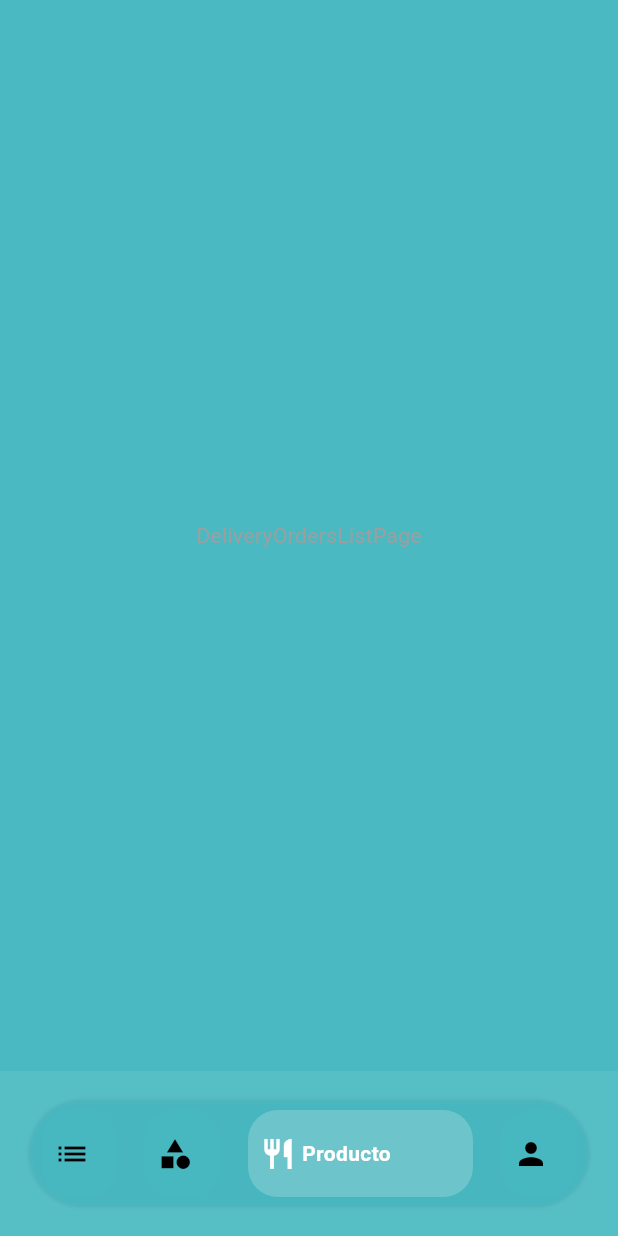
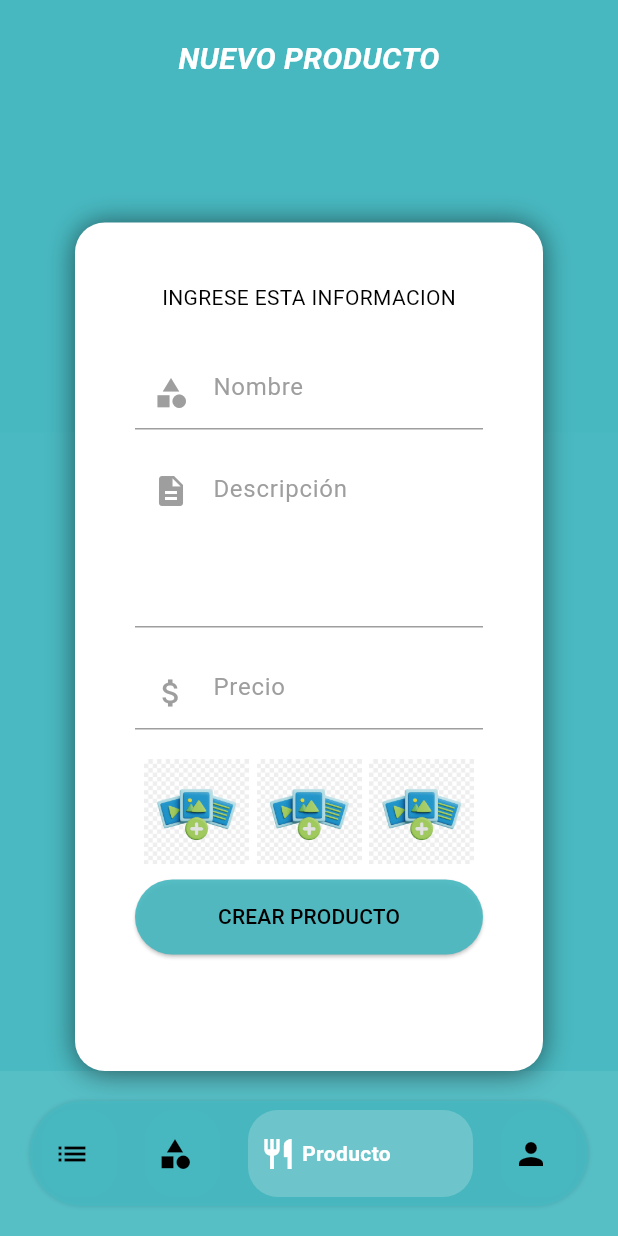
Before and after one commit to yonilhp/MiAplicacionAppApuMarket, a Flutter app: the RestaurantHomePage screen opened by its route, item 3 of the bottom bar chosen, on a phone screen of 412 x 824 dp. Run offline on Flutter 3.47's test engine with Material 3 defaults, Android fonts, the phone set to English and light mode, and no system bars; our stand-ins replace get, get_storage, image_picker, sn_progress_dialog; accounts and stored records are empty.

Commit message:
Sin errores en el cliente, hasta la sección 14_56

```diff
--- a/lib/src/pages/restaurant/home/restaurant_home_page.dart
+++ b/lib/src/pages/restaurant/home/restaurant_home_page.dart
@@ -4,6 +4,7 @@ import 'package:apu_market/src/pages/delivery/orders/list/delivery_orders_list_p
 import 'package:apu_market/src/pages/restaurant/categories/create/restaurant_categories_create_page.dart';
 import 'package:apu_market/src/pages/restaurant/home/restaurant_home_controller.dart';
 import 'package:apu_market/src/pages/restaurant/orders/list/restaurant_orders_list_page.dart';
+import 'package:apu_market/src/pages/restaurant/products/create/restaurant_products_create_page.dart';
 import 'package:apu_market/src/utils/custom_animated_bottom_bar.dart';
 import 'package:flutter/material.dart';
 import 'package:get/get.dart';
@@ -20,7 +21,7 @@ class RestaurantHomePage extends StatelessWidget {
               children: [
                 RestaurantOrdersListPage(),
                 RestaurantCategoriesCreatePage(),
-                DeliveryOrdersListPage(),
+                RestaurantProductsCreatePage(),
                 ClientProfileInfoPage()
               ],
             )));
--- /dev/null
+++ b/lib/src/pages/restaurant/products/create/restaurant_products_create_page.dart
@@ -0,0 +1,195 @@
+import 'dart:io';
+
+import 'package:apu_market/src/pages/restaurant/products/create/restaurant_products_create_controller.dart';
+import 'package:flutter/material.dart';
+import 'package:get/get.dart';
+
+class RestaurantProductsCreatePage extends StatelessWidget {
+  final RestaurantProductsCreateController con =
+      Get.put(RestaurantProductsCreateController());
+
+  @override
+  Widget build(BuildContext context) {
+    return Scaffold(
+        body: Stack(
+      children: [
+        _backgroundCover(context),
+        _boxForm(context),
+        _textNewProduct(context),
+      ],
+    ));
+  }
+
+  Widget _backgroundCover(BuildContext context) {
+    return Container(
+      width: double.infinity,
+      height: MediaQuery.of(context).size.height * 0.35,
+      color: Color.fromARGB(235, 72, 184, 192),
+    );
+  }
+
+  Widget _boxForm(BuildContext context) {
+    return Container(
+      height: MediaQuery.of(context).size.height * 0.70,
+      margin: EdgeInsets.only(
+          top: MediaQuery.of(context).size.height * 0.18, left: 50, right: 50),
+      decoration: BoxDecoration(
+        // border: Border.all(
+        //   color: Colors.grey, // Color del borde
+        //   width: 2.0, // Ancho del borde
+        // ),
+        borderRadius: BorderRadius.circular(20),
+        color: Colors.white,
+        boxShadow: <BoxShadow>[
+          BoxShadow(
+              //color de borde
+
+              color: Colors.black54,
+              blurRadius: 15.0,
+              offset: Offset(0.0, 0.75))
+        ],
+      ),
+      child: SingleChildScrollView(
+        child: Column(
+          children: [
+            _textYourInfo(),
+            _textFieldName(),
+            _textFieldDescription(),
+            _textFieldPrice(),
+            Container(
+              margin: EdgeInsets.only(top: 20),
+              child: Row(
+                mainAxisAlignment: MainAxisAlignment.center,
+                children: [
+                  GetBuilder<RestaurantProductsCreateController>(
+                    builder: (value) => _cardImage(con.imageFile1, 1, context),
+                  ),
+                  //sizebox
+                  SizedBox(width: 5),
+                  GetBuilder<RestaurantProductsCreateController>(
+                    builder: (value) => _cardImage(con.imageFile2, 2, context),
+                  ),
+                  SizedBox(width: 5),
+                  GetBuilder<RestaurantProductsCreateController>(
+                    builder: (value) => _cardImage(con.imageFile3, 3, context),
+                  ),
+                ],
+              ),
+            ),
+            _buttonCreate(context)
+          ],
+        ),
+      ),
+    );
+  }
+
+  Widget _cardImage(File? imageFile, int numberFile, BuildContext context) {
+    return GetBuilder<RestaurantProductsCreateController>(
+      builder: (value) => GestureDetector(
+          onTap: () => con.showAlertDialog(context, numberFile),
+          child: Container(
+              height: 70,
+              width: MediaQuery.of(context).size.width * 0.17,
+              child: imageFile != null
+                  ? Image.file(
+                      imageFile,
+                      fit: BoxFit.cover,
+                    )
+                  : Image(
+                      image: AssetImage('assets/img/add_imageNew.png'),
+                    ))),
+    );
+  }
+
+  Widget _textFieldName() {
+    return Container(
+      margin: EdgeInsets.symmetric(horizontal: 40),
+      child: TextField(
+        controller: con.nameController,
+        keyboardType: TextInputType.text,
+        decoration: InputDecoration(
+          hintText: 'Nombre',
+          prefixIcon: Icon(Icons.category),
+        ),
+      ),
+    );
+  }
+
+  Widget _textFieldPrice() {
+    return Container(
+      margin: EdgeInsets.symmetric(horizontal: 40),
+      child: TextField(
+        controller: con.priceController,
+        keyboardType: TextInputType.number,
+        decoration: InputDecoration(
+          hintText: 'Precio',
+          prefixIcon: Icon(Icons.attach_money),
+        ),
+      ),
+    );
+  }
+
+  Widget _textFieldDescription() {
+    return Container(
+      margin: EdgeInsets.symmetric(horizontal: 40, vertical: 20),
+      child: TextField(
+        controller: con.descriptionController,
+        keyboardType: TextInputType.text,
+        maxLines: 4,
+        decoration: InputDecoration(
+          hintText: 'Descripción',
+          prefixIcon: Container(
+              margin: EdgeInsets.only(bottom: 70),
+              child: Icon(Icons.description)),
+        ),
+      ),
+    );
+  }
+
+  Widget _buttonCreate(BuildContext context) {
+    return Container(
+      margin: EdgeInsets.symmetric(horizontal: 40, vertical: 10),
+      width: double.infinity,
+      child: ElevatedButton(
+        onPressed: () => con.createCategory(),
+        style: ElevatedButton.styleFrom(
+          shape: RoundedRectangleBorder(
+            borderRadius: BorderRadius.circular(30.0),
+            // side: BorderSide(color: Colors.lightBlue, width: 2.0)
+          ),
+          padding: EdgeInsets.symmetric(vertical: 15),
+        ),
+        child: Text(
+          'CREAR PRODUCTO',
+          style: TextStyle(color: Colors.black),
+        ),
+      ),
+    );
+  }
+
+  Widget _textYourInfo() {
+    return Container(
+        margin: EdgeInsets.only(top: 40, bottom: 30),
+        child: Text(
+          'INGRESE ESTA INFORMACION',
+          style: TextStyle(color: Colors.black),
+        ));
+  }
+
+  Widget _textNewProduct(BuildContext context) {
+    return SafeArea(
+      child: Container(
+        margin: EdgeInsets.only(top: 25),
+        alignment: Alignment.topCenter,
+        child: Text(
+          "NUEVO PRODUCTO",
+          style: TextStyle(
+              color: Colors.white,
+              fontSize: 20,
+              fontWeight: FontWeight.bold,
+              fontStyle: FontStyle.italic),
+        ),
+      ),
+    );
+  }
+}
```
Also changed, not shown: lib/src/pages/restaurant/products/create/restaurant_products_create_controller.dart (added, +103 -0 lines), assets/img/add_imageNew.png (added).
